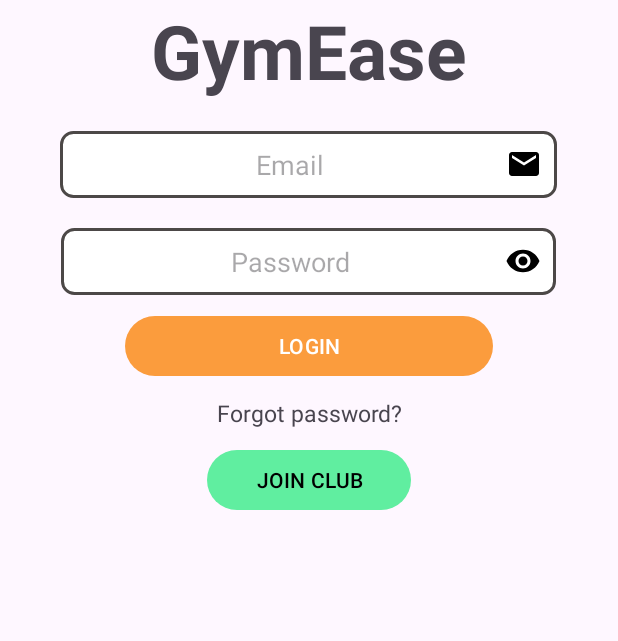
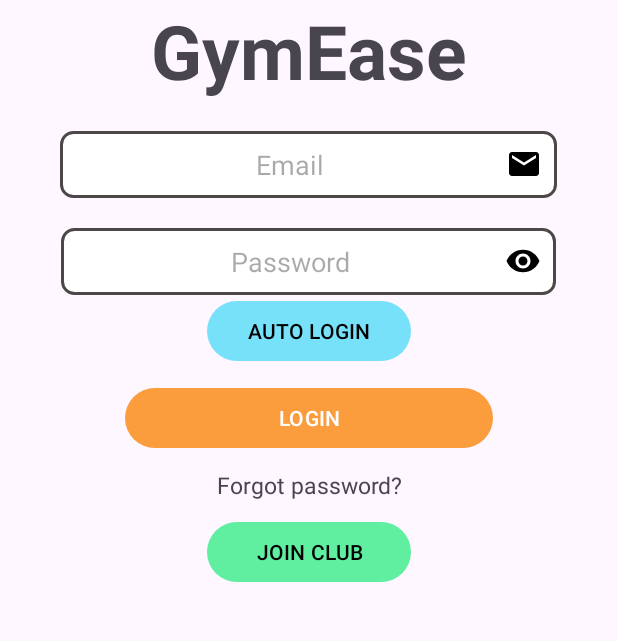
Before and after one commit to Rahul220344548/FinalYearProject, an Android app: the screen it shows after launch (MainActivity), on a phone screen of 412 x 824 dp, the part 398-1039 px from its top. Run offline under Robolectric (Android 15) with nearby library versions, the light colour scheme and no system bars; our stand-ins replace Firebase (no records; nobody signed in at launch, a user with empty details on screens opened directly).

Commit message:
added a dummy login button to auto login a user

```diff
--- a/app/src/main/res/layout/activity_main.xml
+++ b/app/src/main/res/layout/activity_main.xml
@@ -5,6 +5,7 @@
     android:id="@+id/main"
     android:layout_width="match_parent"
     android:layout_height="match_parent"
+    android:onClick="autoLogin"
     tools:context=".MainActivity">
 
     <LinearLayout
@@ -24,7 +25,8 @@
             android:layout_width="match_parent"
             android:layout_height="165dp"
             android:background="#EBFFFFFF"
-            android:src="@drawable/gym_applogo" /> />
+            android:src="@drawable/gym_applogo" />
+        />
 
         <TextView
             android:id="@+id/title"
@@ -40,23 +42,33 @@
             android:id="@+id/editTextEmail"
             android:layout_width="331dp"
             android:layout_height="wrap_content"
+            android:layout_gravity="center_horizontal"
             android:layout_marginBottom="20dp"
-            android:layout_gravity="center_horizontal"
             android:background="@drawable/edittext_border"
-            android:hint="Email"
+            android:drawableEnd="@drawable/ic_email"
             android:gravity="center"
-            android:drawableEnd="@drawable/ic_email"/>
+            android:hint="Email" />
 
         <EditText
             android:id="@+id/editTextPassword"
             android:layout_width="330dp"
             android:layout_height="wrap_content"
             android:layout_gravity="center_horizontal"
+            android:background="@drawable/edittext_border"
+            android:drawableEnd="@drawable/baseline_remove_red_eye_24"
+            android:gravity="center"
             android:hint="Password"
-            android:background="@drawable/edittext_border"
-            android:inputType="textPassword"
-            android:gravity="center"
-            android:drawableEnd="@drawable/baseline_remove_red_eye_24"/>
+            android:inputType="textPassword" />
+
+        <Button
+            android:id="@+id/btnAutoLogin"
+            android:layout_width="136dp"
+            android:layout_height="wrap_content"
+            android:layout_gravity="center_horizontal"
+            android:onClick="autoLogin"
+            android:text="AUTO LOGIN"
+            android:textColor="#000000"
+            app:backgroundTint="@color/lightblue" />
 
         <Button
             android:id="@+id/buttonLogin"
@@ -67,16 +79,16 @@
             android:onClick="loginUser"
             android:text="LOGIN"
             app:backgroundTint="@color/orange" />
+
         <TextView
             android:id="@+id/text_view_id"
             android:layout_width="match_parent"
             android:layout_height="wrap_content"
+            android:layout_marginTop="10dp"
+            android:layout_marginBottom="10dp"
             android:gravity="center"
             android:text="Forgot password?"
-            android:layout_marginTop="10dp"
-            android:layout_marginBottom="10dp"
-            android:textSize="15sp"
-             />
+            android:textSize="15sp" />
 
         <Button
             android:id="@+id/buttonRegister"
@@ -88,6 +100,7 @@
             android:textColor="#000000"
             app:backgroundTint="@color/lightgreen" />
 
+
     </LinearLayout>
 
 </androidx.constraintlayout.widget.ConstraintLayout>
--- a/app/src/main/res/layout/activity_membership.xml
+++ b/app/src/main/res/layout/activity_membership.xml
@@ -31,7 +31,7 @@
         android:id="@+id/recyclerView"
         android:layout_width="0dp"
         android:layout_height="0dp"
-        android:layout_marginTop="40dp"
+        android:layout_marginTop="100dp"
         app:layout_constraintTop_toTopOf="parent"
         app:layout_constraintBottom_toBottomOf="parent"
         app:layout_constraintStart_toStartOf="parent"
--- a/app/src/main/res/values/colors.xml
+++ b/app/src/main/res/values/colors.xml
@@ -7,7 +7,7 @@
     <color name = "lightblue">#77E1F9</color>
     <color name = "grey">#EDEDED</color>
     <color name = "lightgrey">#D9D9D9</color>
-    <color name = "bronze">#CE8946</color>
-    <color name = "silver">#EEEEEE</color>
-    <color name = "gold">#FFD700</color>
+    <color name = "bronze">#BFCE8946</color>
+    <color name = "silver">#BFEEEEEE</color>
+    <color name = "gold">#BFFFD700</color>
 </resources>
```
Also changed, not shown: app/src/main/java/com/example/gym_application/MainActivity.kt (+20 -0 lines).
